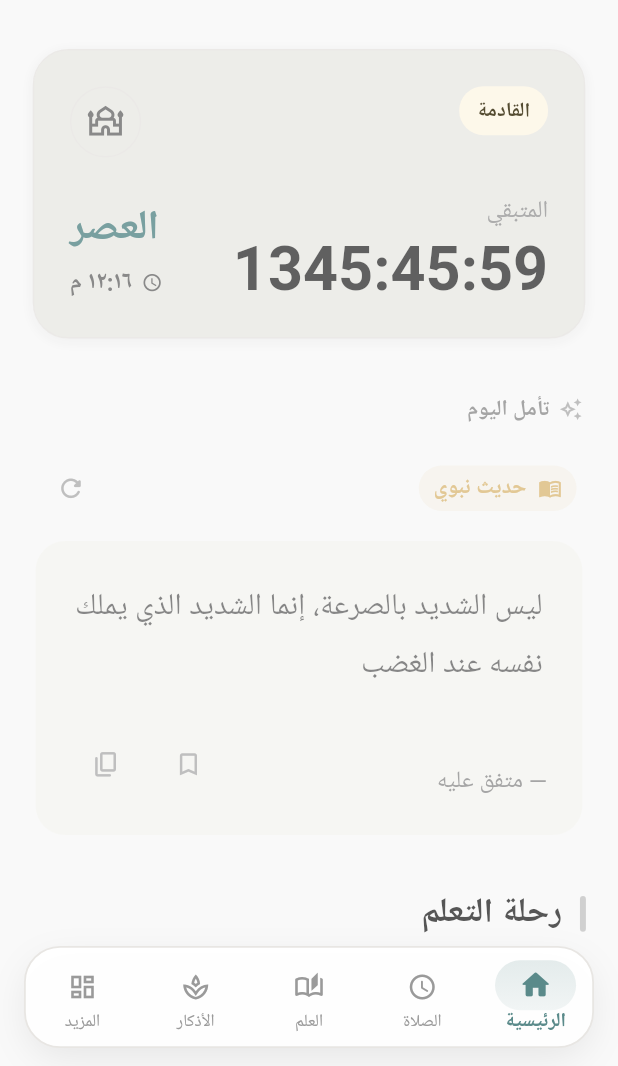
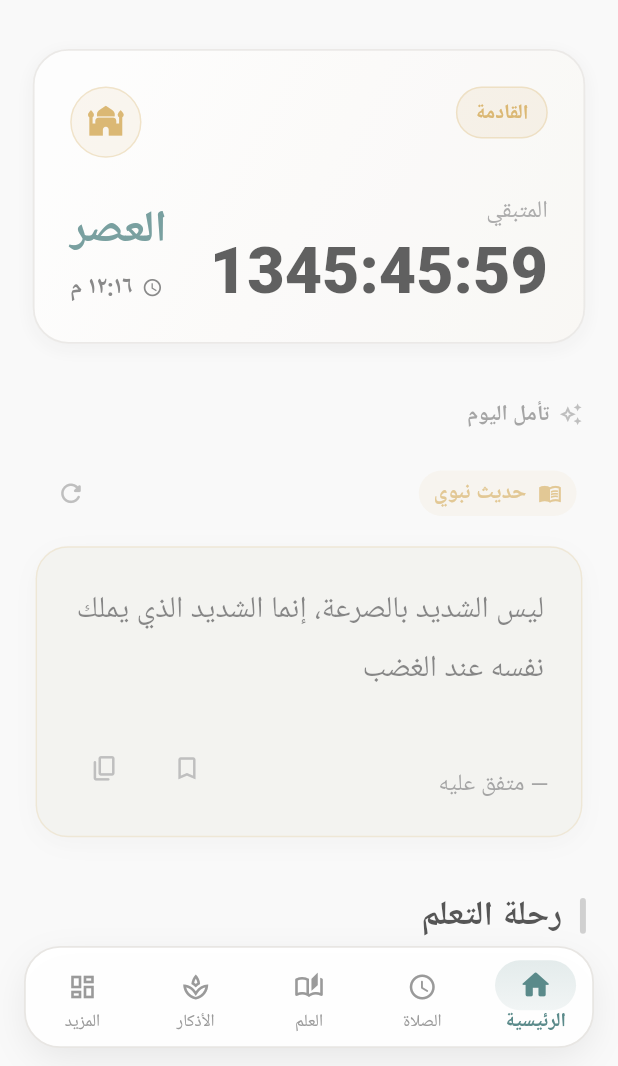
Before and after one commit to wacim-abdellli/talib_ilm, a Flutter app: the screen it shows after launch, on a phone screen of 412 x 824 dp, the part 170-1236 px from its top. Run offline on Flutter 3.47's test engine with Material 3 defaults, Android fonts, the phone set to English and light mode, and no system bars; our stand-ins replace adhan, flutter_compass, flutter_local_notifications, flutter_timezone, geocoding, geolocator and 9 more; missing offline and left inert: quran, quran_library, syncfusion_flutter_pdfviewer; accounts and stored records are empty; network calls fail; Roboto replaces fonts that are missing (Cairo); project files that could hold a hidden picture were left out.

Commit message:
feat(ui): elevate Home screen with celestial hero prayer card, modern quick actions, and luxury learning pulse

```diff
--- a/lib/features/home/presentation/widgets/home_hero_card.dart
+++ b/lib/features/home/presentation/widgets/home_hero_card.dart
@@ -91,24 +91,31 @@ class _HomeHeroCardState extends State<HomeHeroCard> {
     // Thresholds
     final isVeryNear = _timeLeft.inMinutes < 5;
 
-    // === M3 ANTICIPATION-DRIVEN STYLING ===
-    // Surface: High container (Anchor)
-    final backgroundColor = context.surfaceHigh;
+    // === SPIRITUAL SERENITY LUXURY CARD ===
+    final gradient = isDark
+        ? const LinearGradient(
+            colors: [Color(0xFF1B2626), Color(0xFF131C1C)],
+            begin: Alignment.topLeft,
+            end: Alignment.bottomRight,
+          )
+        : const LinearGradient(
+            colors: [Colors.white, Color(0xFFF9F7F4)],
+            begin: Alignment.topLeft,
+            end: Alignment.bottomRight,
+          );
 
-    // Border: Subtle outline, gets slightly thicker when very near
     final borderColor = isVeryNear
-        ? context.primaryColor.withValues(alpha: 0.5)
-        : context.outlineVariantColor;
+        ? context.goldColor.withValues(alpha: 0.8)
+        : (isDark
+            ? context.goldColor.withValues(alpha: 0.22)
+            : context.outlineVariantColor);
 
     // Shadow: Soft elevation
     final shadowColor = isDark
-        ? Colors.black.withValues(alpha: 0.3)
+        ? Colors.black.withValues(alpha: 0.4)
         : Colors.black.withValues(alpha: 0.05);
-    final elevationBlur = isVeryNear ? 16.0 : 8.0;
-    final elevationOffset = isVeryNear ? 4.0 : 2.0;
-
-    // Gold ring (Sacred accent) - Keep clean
-    // unused: final goldRing = context.goldRingColor;
+    final elevationBlur = isVeryNear ? 20.0 : 12.0;
+    final elevationOffset = isVeryNear ? 6.0 : 3.0;
 
     // Time formatting
     final hours = _timeLeft.inHours.toString().padLeft(2, '0');
@@ -122,7 +129,7 @@ class _HomeHeroCardState extends State<HomeHeroCard> {
     final nearnessLabel = _getNearnessLabel();
 
     return Padding(
-      padding: const EdgeInsets.fromLTRB(20, 8, 20, 16), // Aligned margins
+      padding: const EdgeInsets.fromLTRB(20, 8, 20, 16),
       child: Semantics(
         label: 'الصلاة القادمة: ${widget.nextPrayerName}',
         hint: 'المتبقي ${_getReadableDuration()}',
@@ -139,11 +146,11 @@ class _HomeHeroCardState extends State<HomeHeroCard> {
               duration: const Duration(milliseconds: 600),
               curve: Curves.easeOutCubic,
               decoration: BoxDecoration(
-                color: backgroundColor,
+                gradient: gradient,
                 borderRadius: BorderRadius.circular(24),
                 border: Border.all(
                   color: borderColor,
-                  width: 1, // Keep thin and elegant
+                  width: 1.2,
                 ),
                 boxShadow: [
                   BoxShadow(
@@ -154,7 +161,7 @@ class _HomeHeroCardState extends State<HomeHeroCard> {
                 ],
               ),
               child: Padding(
-                padding: const EdgeInsets.all(24), // More air
+                padding: const EdgeInsets.all(24),
                 child: Column(
                   children: [
                     // Top Row: Status Chip + Mosque Icon
@@ -162,7 +169,7 @@ class _HomeHeroCardState extends State<HomeHeroCard> {
                       mainAxisAlignment: MainAxisAlignment.spaceBetween,
                       crossAxisAlignment: CrossAxisAlignment.start,
                       children: [
-                        // Status Chip (M3 Secondary Container)
+                        // Status Chip
                         if (nearnessLabel != null)
                           Container(
                             padding: const EdgeInsets.symmetric(
@@ -170,22 +177,20 @@ class _HomeHeroCardState extends State<HomeHeroCard> {
                               vertical: 6,
                             ),
                             decoration: BoxDecoration(
-                              color: context.isDark
-                                  ? context.goldColor.withValues(alpha: 0.15)
-                                  : Theme.of(
-                                      context,
-                                    ).colorScheme.secondaryContainer,
+                              color: context.goldColor.withValues(
+                                alpha: isDark ? 0.2 : 0.12,
+                              ),
                               borderRadius: BorderRadius.circular(20),
+                              border: Border.all(
+                                color: context.goldColor.withValues(alpha: 0.3),
+                                width: 1,
+                              ),
                             ),
                             child: Text(
                               nearnessLabel,
                               style: TextStyle(
                                 fontSize: 12,
-                                color: context.isDark
-                                    ? context.goldColor
-                                    : Theme.of(
-                                        context,
-                                      ).colorScheme.onSecondaryContainer,
+                                color: context.goldColor,
                                 fontFamily: 'Cairo',
                                 fontWeight: FontWeight.w600,
                               ),
@@ -194,21 +199,24 @@ class _HomeHeroCardState extends State<HomeHeroCard> {
                         else
                           const Spacer(),
 
-                        // Sacred Icon
+                        // Sacred Mosque Icon
                         Container(
                           width: 48,
                           height: 48,
                           decoration: BoxDecoration(
                             shape: BoxShape.circle,
+                            color: context.goldColor.withValues(
+                              alpha: isDark ? 0.15 : 0.1,
+                            ),
                             border: Border.all(
-                              color: context.outlineVariantColor,
+                              color: context.goldColor.withValues(alpha: 0.3),
                               width: 1,
                             ),
                           ),
                           child: Icon(
-                            Icons.mosque_outlined,
+                            Icons.mosque_rounded,
                             size: 24,
-                            color: context.textSecondaryColor,
+                            color: context.goldColor,
                           ),
                         ),
                       ],
@@ -234,18 +242,18 @@ class _HomeHeroCardState extends State<HomeHeroCard> {
                                 ),
                               ),
                               const SizedBox(height: 4),
-                              // FIXED: Cairo font, NOT Roboto
                               ExcludeSemantics(
                                 child: Text(
                                   timeString,
                                   style: TextStyle(
-                                    fontSize: 36, // Larger, premium
-                                    color: context.textPrimaryColor,
+                                    fontSize: 38,
+                                    color: isVeryNear
+                                        ? context.goldColor
+                                        : context.textPrimaryColor,
                                     fontFamily: 'Cairo',
-                                    fontWeight: FontWeight.w700,
+                                    fontWeight: FontWeight.w800,
                                     height: 1.1,
-                                    letterSpacing:
-                                        0, // No letter spacing for numbers in Arabic context
+                                    letterSpacing: 0,
                                   ),
                                 ),
                               ),
@@ -260,11 +268,10 @@ class _HomeHeroCardState extends State<HomeHeroCard> {
                             Text(
                               widget.nextPrayerName,
                               style: TextStyle(
-                                fontSize: 24,
-                                color: context
-                                    .primaryColor, // Use primary brand color
+                                fontSize: 26,
+                                color: context.primaryColor,
                                 fontFamily: 'Cairo',
-                                fontWeight: FontWeight.w700,
+                                fontWeight: FontWeight.w800,
                               ),
                             ),
                             const SizedBox(height: 4),
--- a/lib/features/ilm/presentation/widgets/motivation_widgets.dart
+++ b/lib/features/ilm/presentation/widgets/motivation_widgets.dart
@@ -200,11 +200,23 @@ class _DailyMotivationCardState extends State<DailyMotivationCard> {
               },
               child: Container(
                 key: ValueKey(widget.quote.text),
-                padding: const EdgeInsets.all(24), // More padding
+                padding: const EdgeInsets.all(22),
                 decoration: BoxDecoration(
-                  color: context.surfaceLow, // M3 Low Container
-                  borderRadius: BorderRadius.circular(20),
-                  // No border, just surface difference
+                  color: context.surfaceContainer,
+                  borderRadius: BorderRadius.circular(22),
+                  border: Border.all(
+                    color: typeColor.withValues(alpha: context.isDark ? 0.22 : 0.28),
+                    width: 1,
+                  ),
+                  boxShadow: [
+                    BoxShadow(
+                      color: Colors.black.withValues(
+                        alpha: context.isDark ? 0.25 : 0.05,
+                      ),
+                      blurRadius: 16,
+                      offset: const Offset(0, 4),
+                    ),
+                  ],
                 ),
                 child: Column(
                   crossAxisAlignment: CrossAxisAlignment.start,
```
Also changed, not shown: lib/features/home/presentation/home_page.dart (+68 -32 lines), lib/features/home/presentation/widgets/quick_action_button.dart (+43 -48 lines).
